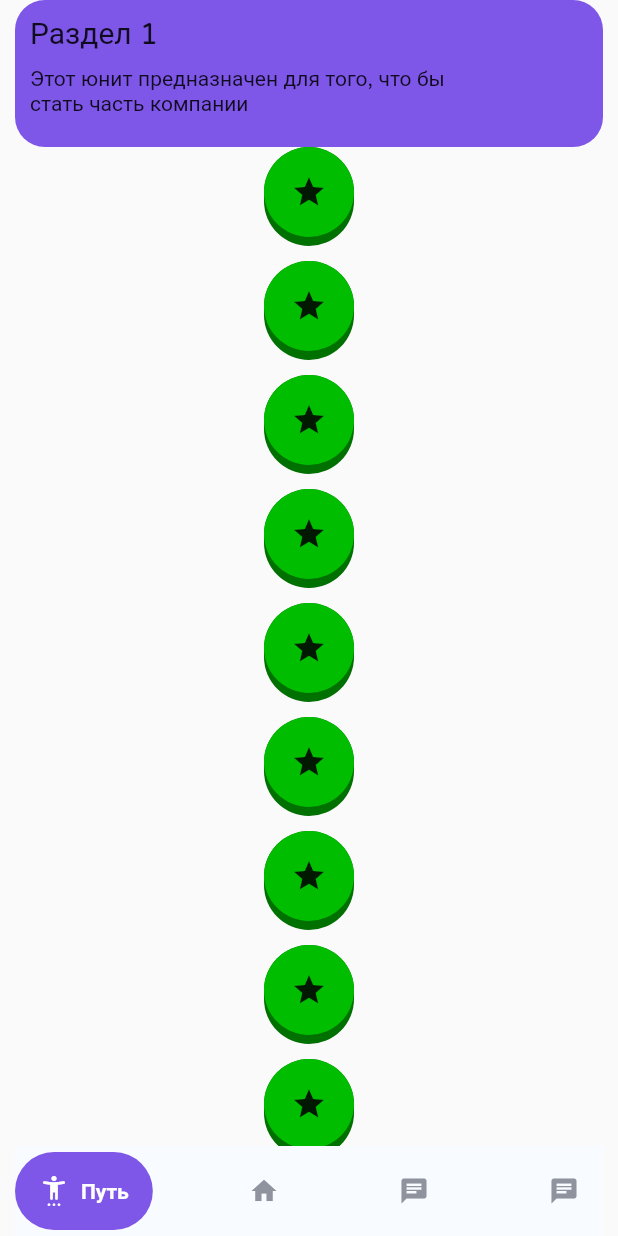
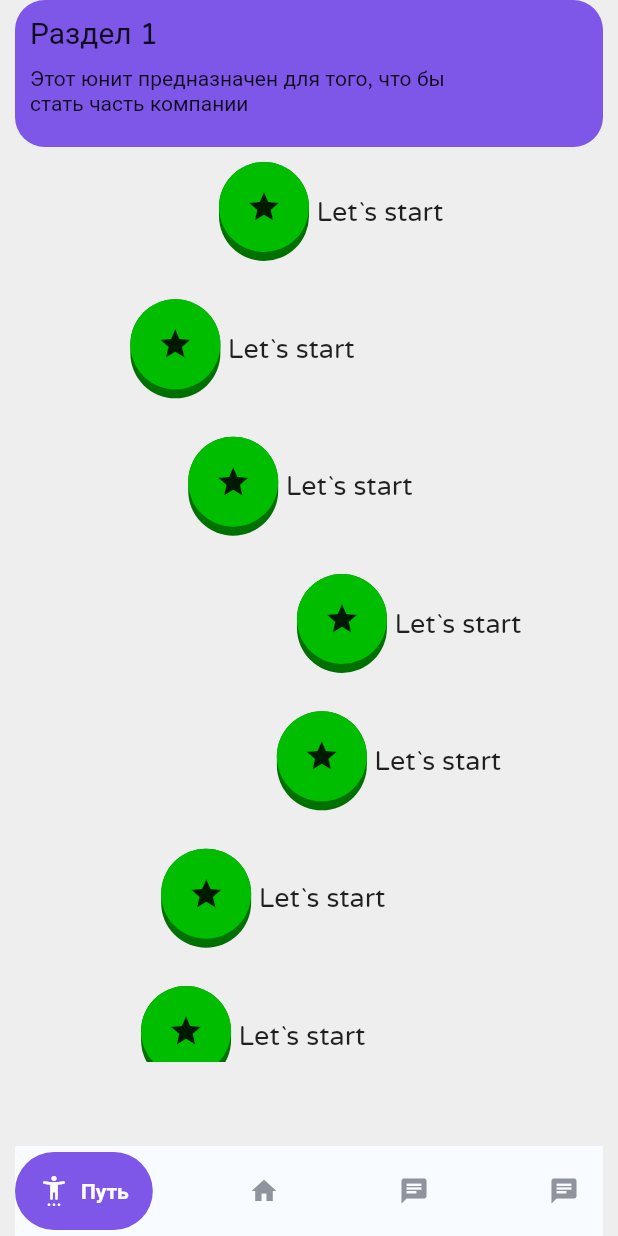
Before and after one commit to philadelphia-rus/mobile-app, a Flutter app: the RoadPage screen opened by its route, on a phone screen of 412 x 824 dp. Run offline on Flutter 3.47's test engine with Material 2 defaults, Android fonts, the phone set to English and light mode, and no system bars; drawn by our look-alikes of google_nav_bar; our stand-ins replace bloc, concentric_transition, dio, flutter_bloc, go_router and 1 more; missing offline and left inert: dart:ffi, flutter_simple_dependency_injection; accounts and stored records are empty.

Commit message:
add sin line

```diff
--- a/lib/pages/knowledge_base/knowledge_base.dart
+++ b/lib/pages/knowledge_base/knowledge_base.dart
@@ -36,7 +36,7 @@ class _Header extends StatelessWidget {
           Material(
             color: Colors.transparent,
             child: IconButton(
-              icon: const Icon(Icons.logout_rounded),
+              icon: const Icon(Icons.person),
               tooltip: 'Logout',
               onPressed: () {
                 context.push(Routes.profile);
--- a/lib/pages/main_page.dart
+++ b/lib/pages/main_page.dart
@@ -27,6 +27,7 @@ class _MainPageState extends State<MainPage> {
   @override
   Widget build(BuildContext context) {
     return Scaffold(
+      backgroundColor: Colors.grey.shade200,
       body: widget.child,
       bottomNavigationBar: _buildBottomNavigationBar(),
     );
--- a/lib/pages/road/road.dart
+++ b/lib/pages/road/road.dart
@@ -15,7 +15,6 @@ class RoadPage extends StatelessWidget {
       child: SingleChildScrollView(
         child: Column(
           children: [
-            _buildHeader(),
             SingleChildScrollView(
               physics: NeverScrollableScrollPhysics(),
               child: Column(
@@ -35,11 +34,4 @@ class RoadPage extends StatelessWidget {
       ),
     );
   }
-
-  Widget _buildHeader() {
-    return Container(
-        // height: 50,
-        // color: Colors.red,
-        );
-  }
 }
--- a/lib/ui/unit_widget.dart
+++ b/lib/ui/unit_widget.dart
@@ -4,6 +4,8 @@ import 'package:flutter/src/widgets/placeholder.dart';
 import 'package:mobile_app/ui/pushable_button/pushable_button.dart';
 
 import '../utils/app_colors.dart';
+
+import 'dart:math' as math;
 
 class Unit extends StatefulWidget {
   const Unit({
@@ -72,24 +74,10 @@ class _UnitState extends State<Unit> {
             ),
           ),
         ),
+        SizedBox(height: 10,),
         SingleChildScrollView(
           physics: NeverScrollableScrollPhysics(),
-          child: Column(
-            crossAxisAlignment: CrossAxisAlignment.start,
-            mainAxisAlignment: MainAxisAlignment.start,
-            children: [
-              Step(),
-              Step(),
-              Step(),
-              Step(),
-              Step(),
-              Step(),
-              Step(),
-              Step(),
-              Step(),
-              Step(),
-            ],
-          ),
+          child: SineWaveWidgets(),
         ),
       ],
     );
@@ -103,7 +91,7 @@ class Step extends StatelessWidget {
 
   @override
   Widget build(BuildContext context) {
-    return Column(
+    return Row(
       children: [
         PushableButton(
           child: Icon(Icons.star),
@@ -113,10 +101,54 @@ class Step extends StatelessWidget {
           hslColor: HSLColor.fromAHSL(1.0, 120, 1.0, 0.37),
           onPressed: () => print('Button Pressed!'),
         ),
-        SizedBox(
-          height: 10,
-        )
+        SizedBox(width: 5,),
+        Text('Let`s start', style: TextStyle(fontSize: 18, fontFamily: 'VarelaRound')),
       ],
     );
   }
 }
+
+class SineWaveWidgets extends StatefulWidget {
+  @override
+  _SineWaveWidgetsState createState() => _SineWaveWidgetsState();
+}
+
+class _SineWaveWidgetsState extends State<SineWaveWidgets> {
+  // The number of widgets you want to display along the sine wave.
+  int numberOfWidgets = 10;
+
+  @override
+  Widget build(BuildContext context) {
+
+    return SizedBox(
+      width: double.infinity,
+      height: numberOfWidgets * 60,
+      child: CustomPaint(
+        child: Stack(
+          children: List.generate(
+            numberOfWidgets,
+            (index) {
+              double yScale = 2;
+              // Calculate the horizontal x position.
+              double yPos =  yScale * (index / (numberOfWidgets - 1)) *
+                  MediaQuery.of(context).size.width;
+
+              // Calculate the sine wave value for the given x position.
+              double sineValue = math
+                  .sin(2 * math.pi * yPos / MediaQuery.of(context).size.width);
+
+              // Map the sine value to a y position within the available height.
+              double xPos = (MediaQuery.of(context).size.width / 2 - 120) +
+                  (1 - sineValue) * 60;
+
+              return Positioned(
+                top: yPos,
+                left: xPos,
+                child: Step());
+            },
+          ),
+        ),
+      ),
+    );
+  }
+}
--- a/lib/utils/app_routes.dart
+++ b/lib/utils/app_routes.dart
@@ -9,7 +9,7 @@ abstract class Routes {
   static const String quests = '/quests';
   static const String knowledgeBase = '/knowledgeBase';
 
-    static const String profile = '/profile';
+    static const String profile = '/knowledgeBase/profile';
 }
 
 enum MenuRoute {
```
Also changed, not shown: lib/pages/leaders/leaders.dart (+6 -1 lines), lib/pages/profile/profile_page.dart (+78 -6 lines).
